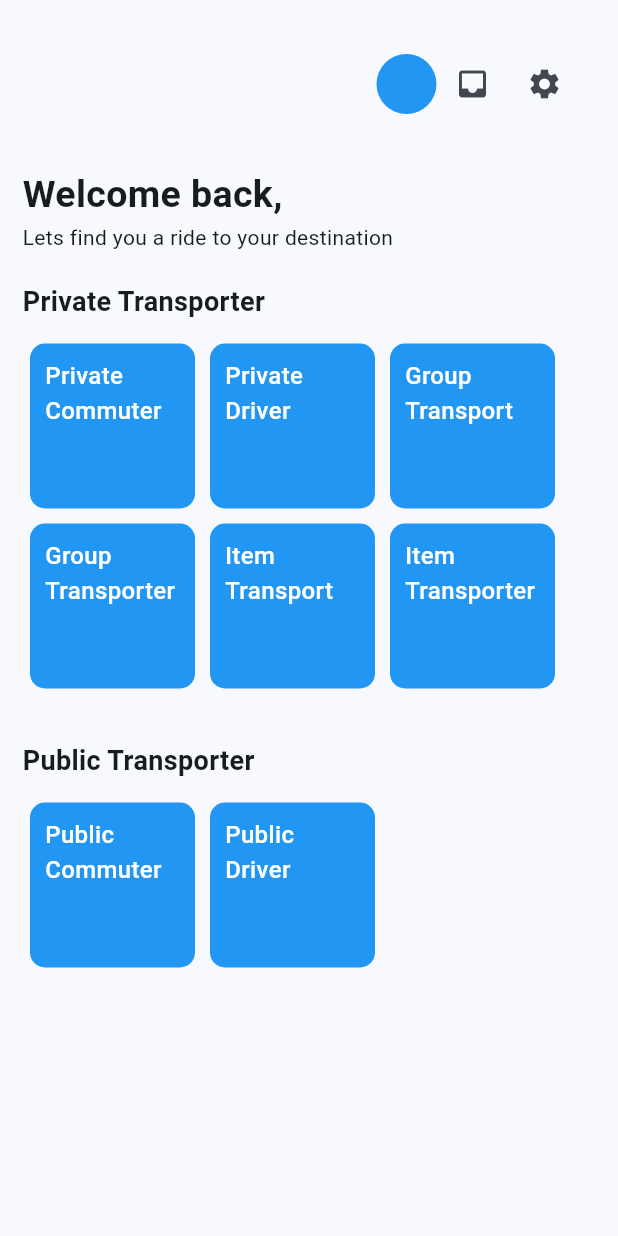
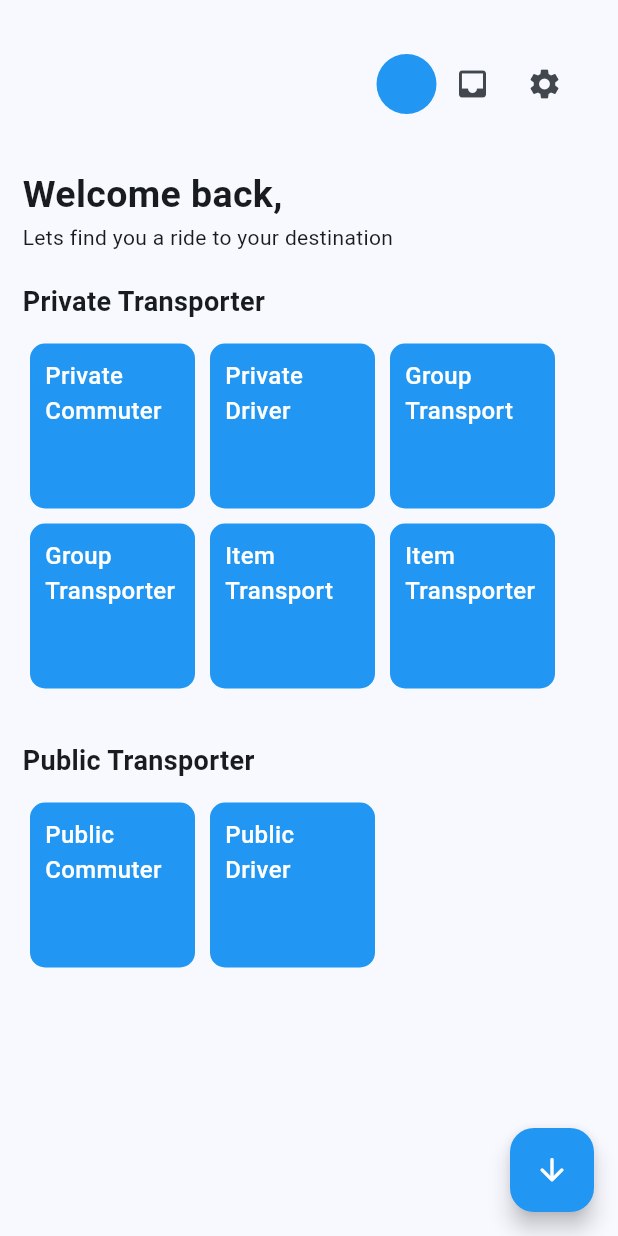
Before and after one commit to kapame2022/KapaMe-Mobile, a Flutter app: the Home screen opened by its route, on a phone screen of 412 x 824 dp. Run offline on Flutter 3.47's test engine with Material 3 defaults, Android fonts, the phone set to English and light mode, and no system bars; our stand-ins replace dio, flutter_secure_storage, fluttertoast, google_maps_flutter, google_mobile_ads, location; missing offline and left inert: syncfusion_flutter_pdfviewer; accounts and stored records are empty; network calls fail.

Commit message:
Home Screen Scroll Updates

```diff
--- a/lib/views/home/home.dart
+++ b/lib/views/home/home.dart
@@ -16,6 +16,7 @@ class Home extends StatefulWidget {
 class _HomeState extends State<Home> {
   BannerAd? _bannerAd;
   bool _isAdLoaded = false;
+  final ScrollController scrollController = ScrollController();
 
   void _loadAd() {
     _bannerAd = BannerAd(
@@ -40,6 +41,16 @@ class _HomeState extends State<Home> {
     _bannerAd?.load();
   }
 
+  void scrollToBottom() {
+    if (scrollController.hasClients) {
+      scrollController.animateTo(
+        scrollController.position.maxScrollExtent,
+        duration: const Duration(milliseconds: 300),
+        curve: Curves.easeInOut,
+      );
+    }
+  }
+
   @override
   void initState() {
     super.initState();
@@ -48,6 +59,7 @@ class _HomeState extends State<Home> {
 
   @override
   void dispose() {
+    scrollController.dispose();
     _bannerAd?.dispose();
     super.dispose();
   }
@@ -366,11 +378,25 @@ class _HomeState extends State<Home> {
           ),
         ),
       ),
+      floatingActionButton: FloatingActionButton(
+        onPressed: scrollToBottom,
+        child: const Icon(
+          Icons.arrow_downward_rounded,
+        ),
+        backgroundColor: Colors.blue,
+        foregroundColor: Colors.white,
+      ),
       bottomNavigationBar: _isAdLoaded && _bannerAd != null
-          ? Container(
-              height: _bannerAd?.size.height.toDouble() ?? 0,
-              alignment: Alignment.center,
-              child: AdWidget(ad: _bannerAd!),
+          ? SafeArea(
+              child: Container(
+                width: _bannerAd!.size.width.toDouble(),
+                height: _bannerAd!.size.height.toDouble(),
+                alignment: Alignment.center,
+                margin: const EdgeInsets.only(
+                  bottom: 10,
+                ),
+                child: AdWidget(ad: _bannerAd!),
+              ),
             )
           : const SizedBox.shrink(),
     );
```
Also changed, not shown: 4 other files.
